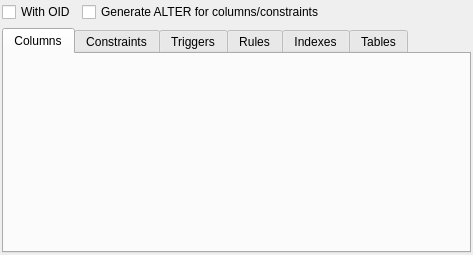
Old version of the form libpgmodeler_ui/ui/tablewidget.ui in the repository pgmodeler/pgmodeler.
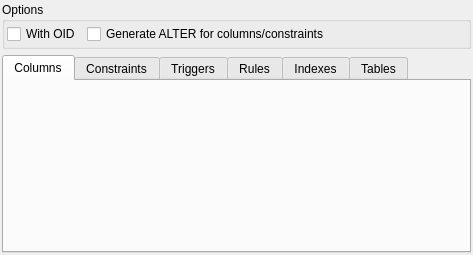
New version of the form.

```diff
--- a/libpgmodeler_ui/ui/tablewidget.ui
+++ b/libpgmodeler_ui/ui/tablewidget.ui
@@ -35,6 +35,50 @@
    <property name="spacing">
     <number>6</number>
    </property>
+   <item row="0" column="0" colspan="2">
+    <widget class="QGroupBox" name="options_gb">
+     <property name="title">
+      <string>Options</string>
+     </property>
+     <layout class="QHBoxLayout" name="horizontalLayout">
+      <property name="leftMargin">
+       <number>2</number>
+      </property>
+      <property name="topMargin">
+       <number>2</number>
+      </property>
+      <property name="rightMargin">
+       <number>2</number>
+      </property>
+      <property name="bottomMargin">
+       <number>2</number>
+      </property>
+      <item>
+       <widget class="QCheckBox" name="with_oids_chk">
+        <property name="text">
+         <string>With OID</string>
+        </property>
+        <property name="checked">
+         <bool>false</bool>
+        </property>
+       </widget>
+      </item>
+      <item>
+       <widget class="QCheckBox" name="gen_alter_cmds_chk">
+        <property name="sizePolicy">
+         <sizepolicy hsizetype="Expanding" vsizetype="Fixed">
+          <horstretch>0</horstretch>
+          <verstretch>0</verstretch>
+         </sizepolicy>
+        </property>
+        <property name="text">
+         <string>Generate ALTER for columns/constraints</string>
+        </property>
+       </widget>
+      </item>
+     </layout>
+    </widget>
+   </item>
    <item row="1" column="0" colspan="2">
     <widget class="QTabWidget" name="attributes_tbw">
      <property name="currentIndex">
@@ -72,29 +116,6 @@
      </widget>
     </widget>
    </item>
-   <item row="0" column="0">
-    <widget class="QCheckBox" name="with_oids_chk">
-     <property name="text">
-      <string>With OID</string>
-     </property>
-     <property name="checked">
-      <bool>false</bool>
-     </property>
-    </widget>
-   </item>
-   <item row="0" column="1">
-    <widget class="QCheckBox" name="gen_alter_cmds_chk">
-     <property name="sizePolicy">
-      <sizepolicy hsizetype="Expanding" vsizetype="Fixed">
-       <horstretch>0</horstretch>
-       <verstretch>0</verstretch>
-      </sizepolicy>
-     </property>
-     <property name="text">
-      <string>Generate ALTER for columns/constraints</string>
-     </property>
-    </widget>
-   </item>
   </layout>
  </widget>
  <resources/>
```
